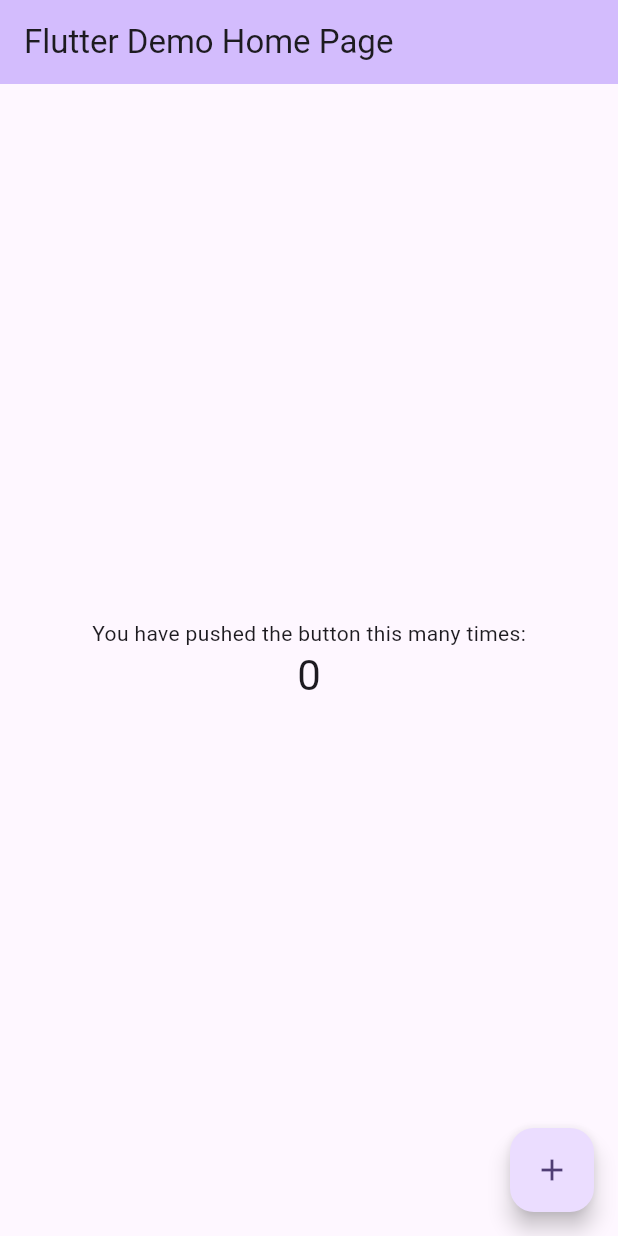
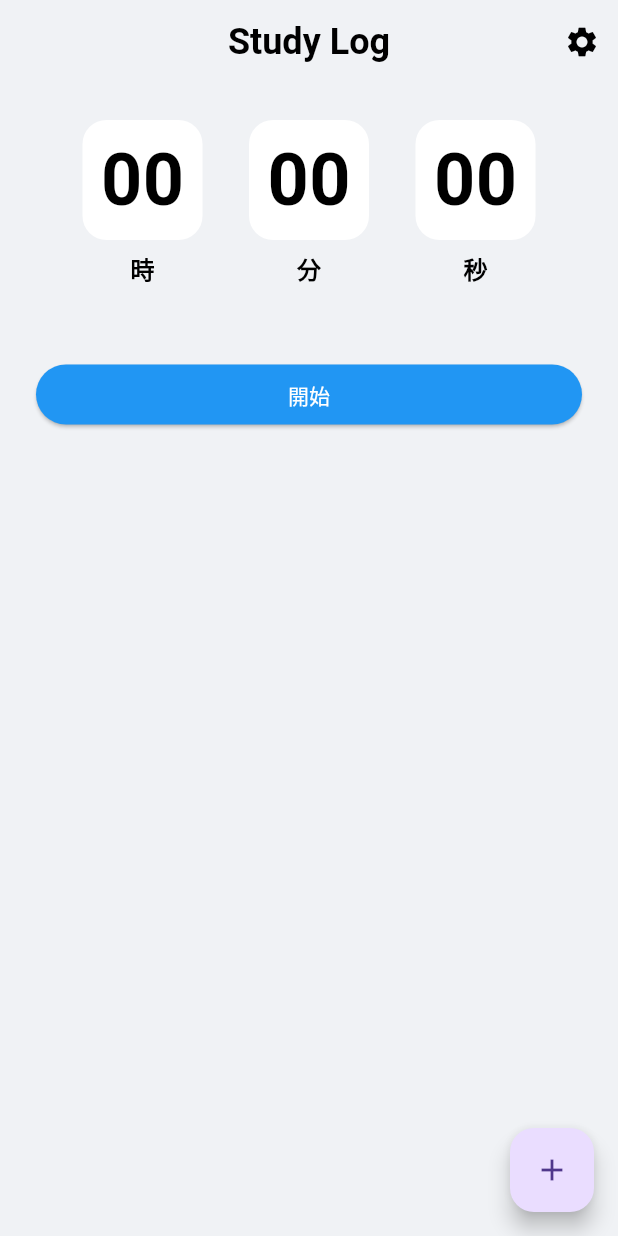
Before and after one commit to HIGHNOON2000/StudyLogApp, a Flutter app: the screen it shows after launch, on a phone screen of 412 x 824 dp. Run offline on Flutter 3.47's test engine with Material 3 defaults, Android fonts, the light colour scheme and no system bars.

Commit message:
home画面のタイマー部分レイアウト作成

```diff
--- a/study_log/lib/main.dart
+++ b/study_log/lib/main.dart
@@ -1,4 +1,5 @@
 import 'package:flutter/material.dart';
+import 'package:study_log/presentation/home_screen.dart';
 
 void main() {
   runApp(const MyApp());
@@ -7,116 +8,25 @@ void main() {
 class MyApp extends StatelessWidget {
   const MyApp({super.key});
 
-  // This widget is the root of your application.
   @override
   Widget build(BuildContext context) {
     return MaterialApp(
-      title: 'Flutter Demo',
+      title: 'Study Log',
       theme: ThemeData(
-        // This is the theme of your application.
-        //
-        // TRY THIS: Try running your application with "flutter run". You'll see
-        // the application has a purple toolbar. Then, without quitting the app,
-        // try changing the seedColor in the colorScheme below to Colors.green
-        // and then invoke "hot reload" (save your changes or press the "hot
-        // reload" button in a Flutter-supported IDE, or press "r" if you used
-        // the command line to start the app).
-        //
-        // Notice that the counter didn't reset back to zero; the application
-        // state is not lost during the reload. To reset the state, use hot
-        // restart instead.
-        //
-        // This works for code too, not just values: Most code changes can be
-        // tested with just a hot reload.
-        colorScheme: ColorScheme.fromSeed(seedColor: Colors.deepPurple),
+        scaffoldBackgroundColor: Color(0xFFF0F2F5),
+        appBarTheme: AppBarTheme(
+          backgroundColor: Colors.transparent,
+          elevation: 0,
+          centerTitle: true,
+          titleTextStyle: TextStyle(
+            color: Colors.black,
+            fontSize: 24,
+            fontWeight: FontWeight.bold,
+          ),
+        ),
       ),
-      home: const MyHomePage(title: 'Flutter Demo Home Page'),
+      // アプリの最初の画面を HomeScreen に設定
+      home: const HomeScreen(title: 'Study Log'),
     );
   }
 }
-
-class MyHomePage extends StatefulWidget {
-  const MyHomePage({super.key, required this.title});
-
-  // This widget is the home page of your application. It is stateful, meaning
-  // that it has a State object (defined below) that contains fields that affect
-  // how it looks.
-
-  // This class is the configuration for the state. It holds the values (in this
-  // case the title) provided by the parent (in this case the App widget) and
-  // used by the build method of the State. Fields in a Widget subclass are
-  // always marked "final".
-
-  final String title;
-
-  @override
-  State<MyHomePage> createState() => _MyHomePageState();
-}
-
-class _MyHomePageState extends State<MyHomePage> {
-  int _counter = 0;
-
-  void _incrementCounter() {
-    setState(() {
-      // This call to setState tells the Flutter framework that something has
-      // changed in this State, which causes it to rerun the build method below
-      // so that the display can reflect the updated values. If we changed
-      // _counter without calling setState(), then the build method would not be
-      // called again, and so nothing would appear to happen.
-      _counter++;
-    });
-  }
-
-  @override
-  Widget build(BuildContext context) {
-    // This method is rerun every time setState is called, for instance as done
-    // by the _incrementCounter method above.
-    //
-    // The Flutter framework has been optimized to make rerunning build methods
-    // fast, so that you can just rebuild anything that needs updating rather
-    // than having to individually change instances of widgets.
-    return Scaffold(
-      appBar: AppBar(
-        // TRY THIS: Try changing the color here to a specific color (to
-        // Colors.amber, perhaps?) and trigger a hot reload to see the AppBar
-        // change color while the other colors stay the same.
-        backgroundColor: Theme.of(context).colorScheme.inversePrimary,
-        // Here we take the value from the MyHomePage object that was created by
-        // the App.build method, and use it to set our appbar title.
-        title: Text(widget.title),
-      ),
-      body: Center(
-        // Center is a layout widget. It takes a single child and positions it
-        // in the middle of the parent.
-        child: Column(
-          // Column is also a layout widget. It takes a list of children and
-          // arranges them vertically. By default, it sizes itself to fit its
-          // children horizontally, and tries to be as tall as its parent.
-          //
-          // Column has various properties to control how it sizes itself and
-          // how it positions its children. Here we use mainAxisAlignment to
-          // center the children vertically; the main axis here is the vertical
-          // axis because Columns are vertical (the cross axis would be
-          // horizontal).
-          //
-          // TRY THIS: Invoke "debug painting" (choose the "Toggle Debug Paint"
-          // action in the IDE, or press "p" in the console), to see the
-          // wireframe for each widget.
-          mainAxisAlignment: MainAxisAlignment.center,
-          children: <Widget>[
-            const Text('You have pushed the button this many times:'),
-            Text(
-              '$_counter',
-              style: Theme.of(context).textTheme.headlineMedium,
-            ),
-          ],
-        ),
-      ),
-      floatingActionButton: FloatingActionButton(
-        onPressed: _incrementCounter,
-        tooltip: 'Increment',
-        child: const Icon(Icons.add),
-      ), // This trailing comma makes auto-formatting nicer for build methods.
-    );
-  }
-}
--- /dev/null
+++ b/study_log/lib/presentation/home_screen.dart
@@ -0,0 +1,102 @@
+import 'package:flutter/material.dart';
+
+class HomeScreen extends StatefulWidget {
+  const HomeScreen({super.key, required this.title});
+
+  final String title;
+
+  @override
+  State<HomeScreen> createState() => _HomeScreenState();
+}
+
+class _HomeScreenState extends State<HomeScreen> {
+  int _counter = 0;
+
+  void _incrementCounter() {
+    setState(() {
+      _counter++;
+    });
+  }
+
+  @override
+  Widget build(BuildContext context) {
+    return Scaffold(
+      appBar: AppBar(
+        title: Text(widget.title),
+        actions: [
+          IconButton(
+            icon: Icon(Icons.settings, color: Colors.black),
+            onPressed: () {},
+          ),
+        ],
+      ),
+      body: SingleChildScrollView(
+        child: Padding(
+          padding: EdgeInsets.all(24.0),
+          child: Column(
+            crossAxisAlignment: CrossAxisAlignment.stretch,
+            children: [
+              // タイマー表示部分
+              Row(
+                mainAxisAlignment: MainAxisAlignment.spaceEvenly,
+                children: [
+                  _timeCard('00', '時'),
+                  _timeCard('00', '分'),
+                  _timeCard('00', '秒'),
+                ],
+              ),
+              SizedBox(height: 48),
+              ElevatedButton(
+                onPressed: () {},
+                style: ElevatedButton.styleFrom(
+                  backgroundColor: Colors.blue,
+                  foregroundColor: Colors.white,
+                ),
+                child: Text('開始'),
+              ),
+            ],
+          ),
+        ),
+      ),
+      floatingActionButton: FloatingActionButton(
+        onPressed: _incrementCounter,
+        tooltip: 'Increment',
+        child: const Icon(Icons.add),
+      ),
+    );
+  }
+
+  Widget _timeCard(String value, String label) {
+    return Column(
+      children: [
+        Container(
+          width: 80,
+          height: 80,
+          decoration: BoxDecoration(
+            color: Colors.white,
+            borderRadius: BorderRadius.circular(16.0),
+          ),
+          child: Center(
+            child: Text(
+              value,
+              style: TextStyle(
+                fontSize: 48,
+                fontWeight: FontWeight.bold,
+                color: Colors.black,
+              ),
+            ),
+          ),
+        ),
+        SizedBox(height: 8.0),
+        Text(
+          label,
+          style: TextStyle(
+            fontSize: 16,
+            fontWeight: FontWeight.bold,
+            color: Colors.black,
+          ),
+        ),
+      ],
+    );
+  }
+}
```
